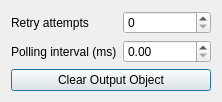
SCIInstitute/SCIRun, file src/Interface/Modules/Python/PythonObjectForwarder.ui: the form before one commit.
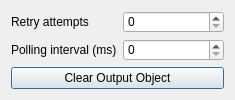
The form after the commit.

Commit message: Basic gui parameters

What changed in the file:
```diff
--- a/src/Interface/Modules/Python/PythonObjectForwarder.ui
+++ b/src/Interface/Modules/Python/PythonObjectForwarder.ui
@@ -6,10 +6,16 @@
    <rect>
     <x>0</x>
     <y>0</y>
-    <width>222</width>
-    <height>93</height>
+    <width>235</width>
+    <height>100</height>
    </rect>
   </property>
+  <property name="minimumSize">
+   <size>
+    <width>235</width>
+    <height>100</height>
+   </size>
+  </property>
   <property name="windowTitle">
    <string>Dialog</string>
   </property>
@@ -22,7 +28,11 @@
     </widget>
    </item>
    <item row="0" column="1">
-    <widget class="QSpinBox" name="retryAttemptsSpinBox_"/>
+    <widget class="QSpinBox" name="retryAttemptsSpinBox_">
+     <property name="maximum">
+      <number>9999999</number>
+     </property>
+    </widget>
    </item>
    <item row="1" column="0">
     <widget class="QLabel" name="label_2">
@@ -31,9 +41,6 @@
      </property>
     </widget>
    </item>
-   <item row="1" column="1">
-    <widget class="QDoubleSpinBox" name="pollingIntervalDoubleSpinBox_"/>
-   </item>
    <item row="2" column="0" colspan="2">
     <widget class="QPushButton" name="clearObjectPushButton_">
      <property name="text">
@@ -41,6 +48,13 @@
      </property>
     </widget>
    </item>
+   <item row="1" column="1">
+    <widget class="QSpinBox" name="pollingIntervalSpinBox_">
+     <property name="maximum">
+      <number>9999999</number>
+     </property>
+    </widget>
+   </item>
   </layout>
  </widget>
  <resources/>
```
The commit also changes 5 other files.
